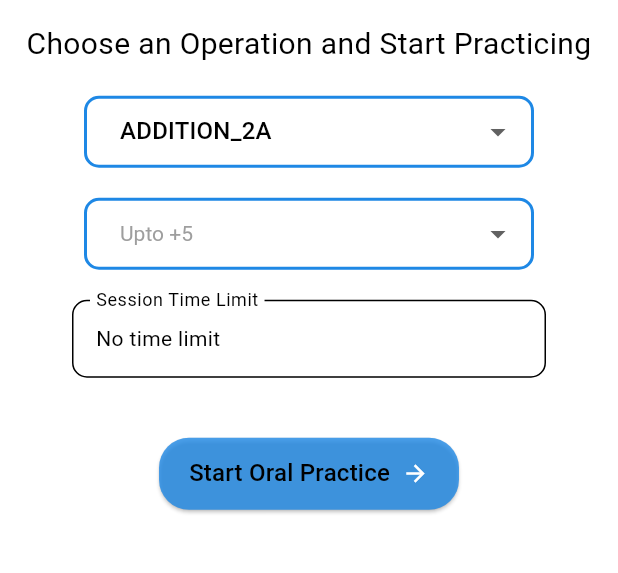
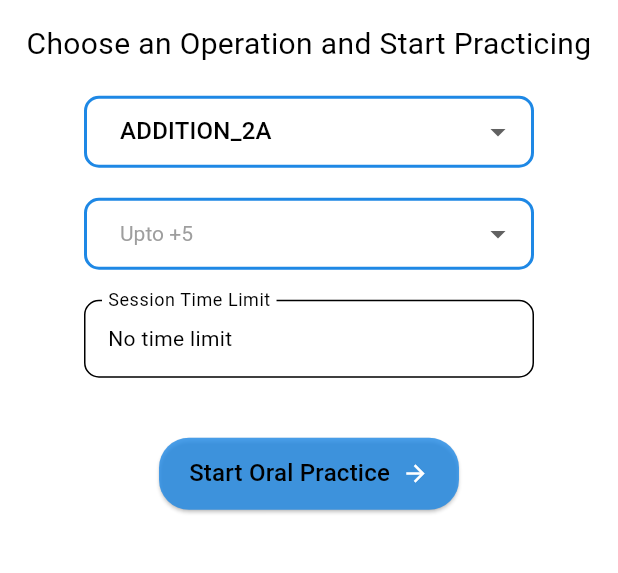
Before and after one commit to nzcv/QuickMath_Kids, a Flutter app: the screen it shows after launch, on a phone screen of 412 x 824 dp, the part 514-1087 px from its top. Run offline on Flutter 3.47's test engine with Material 3 defaults, Android fonts, the phone set to English and light mode, and no system bars; our stand-ins replace confetti, firebase_core, flutter_riverpod, flutter_secure_storage, flutter_tts, in_app_purchase and 3 more; accounts and stored records are empty.

Commit message:
ui update

```diff
--- a/lib/screens/home_screen/home_page.dart
+++ b/lib/screens/home_screen/home_page.dart
@@ -262,7 +262,7 @@ class _StartScreenState extends ConsumerState<StartScreen> {
             ),
             const SizedBox(height: 20),
             Padding(
-              padding: const EdgeInsets.symmetric(horizontal: 32.0),
+              padding: const EdgeInsets.symmetric(horizontal: 40.0),
               child: InkWell(
                 onTap: () => _showTimeWheelPicker(context),
                 child: InputDecorator(
@@ -338,7 +338,7 @@ class _StartScreenState extends ConsumerState<StartScreen> {
               ),
             ),
           Container(
-            // Removed margin to align with other ListTiles
+            margin: const EdgeInsets.symmetric(horizontal: 16.0),
             decoration: !billingService.isPremium
                 ? BoxDecoration(
                     border: Border.all(color: Colors.red, width: 2),
@@ -402,7 +402,7 @@ class _StartScreenState extends ConsumerState<StartScreen> {
               ),
             ),
           Container(
-            // Removed margin to align with other ListTiles
+            margin: const EdgeInsets.symmetric(horizontal: 16.0),
             decoration: !billingService.isPremium
                 ? BoxDecoration(
                     border: Border.all(color: Colors.red, width: 2),
@@ -445,7 +445,7 @@ class _StartScreenState extends ConsumerState<StartScreen> {
               ),
             ),
           Container(
-            // Removed margin to align with other ListTiles
+            margin: const EdgeInsets.symmetric(horizontal: 16.0),
             decoration: !billingService.isPremium
                 ? BoxDecoration(
                     border: Border.all(color: Colors.red, width: 2),
--- a/pubspec.yaml
+++ b/pubspec.yaml
@@ -2,7 +2,7 @@ name: QuickMath_Kids
 description: "A new Flutter project."
 publish_to: 'none'
 
-version: 3.0.2+9
+version: 3.0.3+10
 
 environment:
   sdk: ^3.5.2
```
Also changed, not shown: 1 other file.
